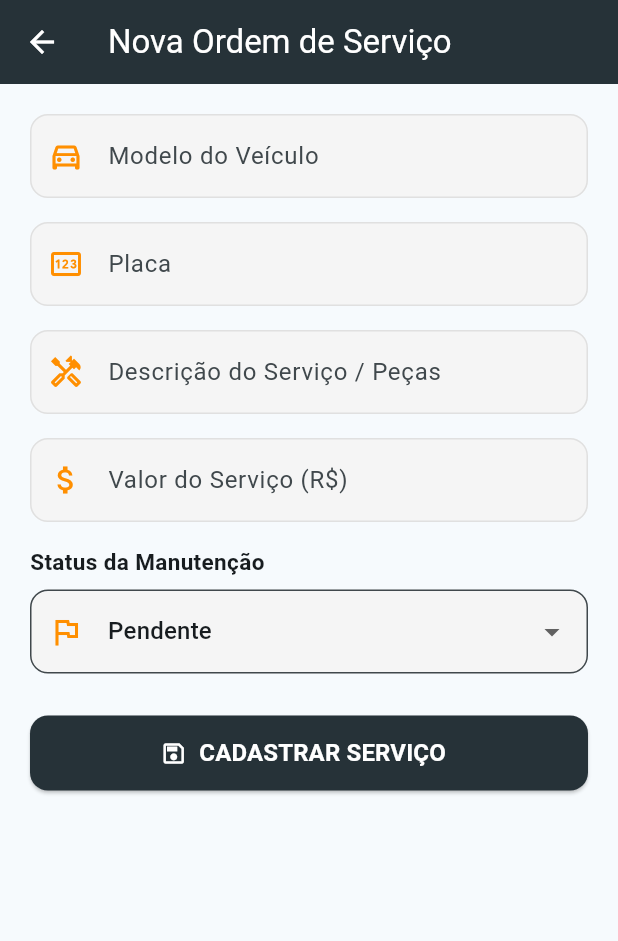
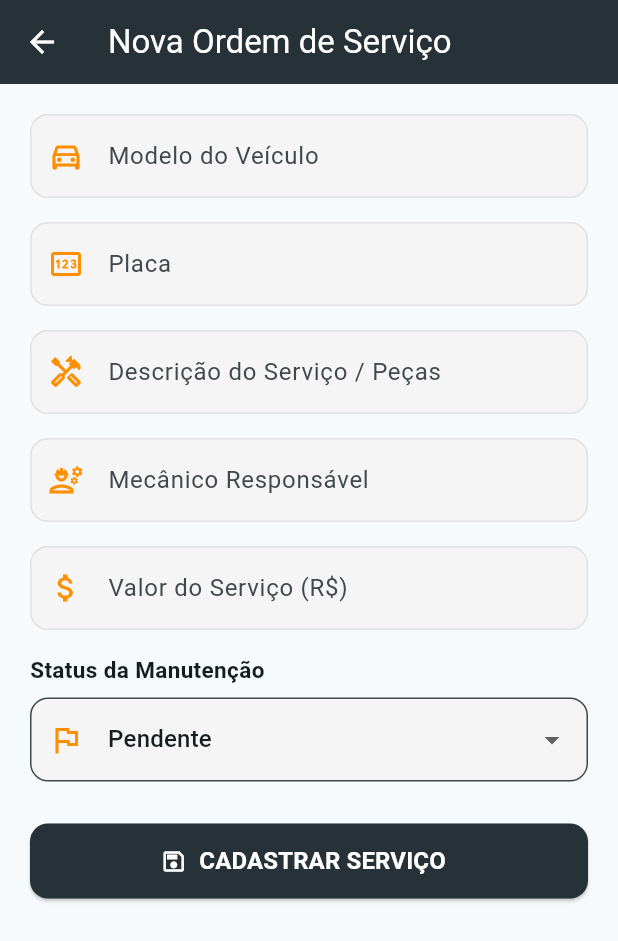
Before and after one commit to Matheus-Salinas/autogestor-oficina-flutter, a Flutter app: the FormScreen screen opened directly, on a phone screen of 412 x 824 dp. Shown: the top 941 px of the screen. Run offline on Flutter 3.47's test engine with Material 3 defaults, Android fonts, the phone set to English and light mode, and no system bars; our stand-ins replace supabase_flutter; accounts and stored records are empty.

Commit message:
Feat: Inserindo novo campo "Mecanico Responsavel"

```diff
--- a/lib/models/manutencao_model.dart
+++ b/lib/models/manutencao_model.dart
@@ -5,6 +5,7 @@ class ManutencaoModel {
   final String veiculo; // Modelo do carro/moto (ex: Chevrolet Corsa 1.6)
   final String placa; // Placa do veículo (ex: ABC-1D23)
   final String servico; // Descrição do serviço realizado
+  final String mecanico; // Mecânico responsável pela ordem de serviço
   final double valor; // Valor do orçamento/serviço
   final String status; // 'Pendente', 'Em Andamento' ou 'Concluído'
 
@@ -14,6 +15,7 @@ class ManutencaoModel {
     required this.veiculo,
     required this.placa,
     required this.servico,
+    required this.mecanico,
     required this.valor,
     required this.status,
   });
@@ -26,6 +28,7 @@ class ManutencaoModel {
       veiculo: map['veiculo'] as String,
       placa: map['placa'] as String,
       servico: map['servico'] as String,
+      mecanico: (map['mecanico'] as String?) ?? '',
       valor: (map['valor'] as num).toDouble(),
       status: map['status'] as String,
     );
@@ -38,6 +41,7 @@ class ManutencaoModel {
       'veiculo': veiculo,
       'placa': placa.toUpperCase(),
       'servico': servico,
+      'mecanico': mecanico,
       'valor': valor,
       'status': status,
     };
--- a/lib/screens/form_screen.dart
+++ b/lib/screens/form_screen.dart
@@ -19,6 +19,7 @@ class _FormScreenState extends State<FormScreen> {
   final _veiculoController = TextEditingController();
   final _placaController = TextEditingController();
   final _servicoController = TextEditingController();
+  final _mecanicoController = TextEditingController();
   final _valorController = TextEditingController();
 
   String _statusSelecionado = 'Pendente';
@@ -37,6 +38,7 @@ class _FormScreenState extends State<FormScreen> {
       _veiculoController.text = item.veiculo;
       _placaController.text = item.placa;
       _servicoController.text = item.servico;
+      _mecanicoController.text = item.mecanico;
       _valorController.text = item.valor.toStringAsFixed(2);
       _statusSelecionado = item.status;
     }
@@ -62,6 +64,7 @@ class _FormScreenState extends State<FormScreen> {
         veiculo: _veiculoController.text.trim(),
         placa: _placaController.text.trim().toUpperCase(),
         servico: _servicoController.text.trim(),
+        mecanico: _mecanicoController.text.trim(),
         valor: valorNumerico,
         status: _statusSelecionado,
       );
@@ -92,6 +95,7 @@ class _FormScreenState extends State<FormScreen> {
     _veiculoController.dispose();
     _placaController.dispose();
     _servicoController.dispose();
+    _mecanicoController.dispose();
     _valorController.dispose();
     super.dispose();
   }
@@ -141,6 +145,16 @@ class _FormScreenState extends State<FormScreen> {
                     icon: Icons.handyman_outlined,
                     validator: (v) =>
                         (v == null || v.trim().isEmpty) ? 'Descreva o serviço' : null,
+                  ),
+
+                  CustomTextField(
+                    controller: _mecanicoController,
+                    label: 'Mecânico Responsável',
+                    hint: 'Ex: Carlos Silva',
+                    icon: Icons.engineering_outlined,
+                    validator: (v) => (v == null || v.trim().isEmpty)
+                        ? 'Informe o mecânico responsável'
+                        : null,
                   ),
 
                   CustomTextField(
```
Also changed, not shown: lib/widgets/manutencao_card.dart (+22 -0 lines), 1 other file.
